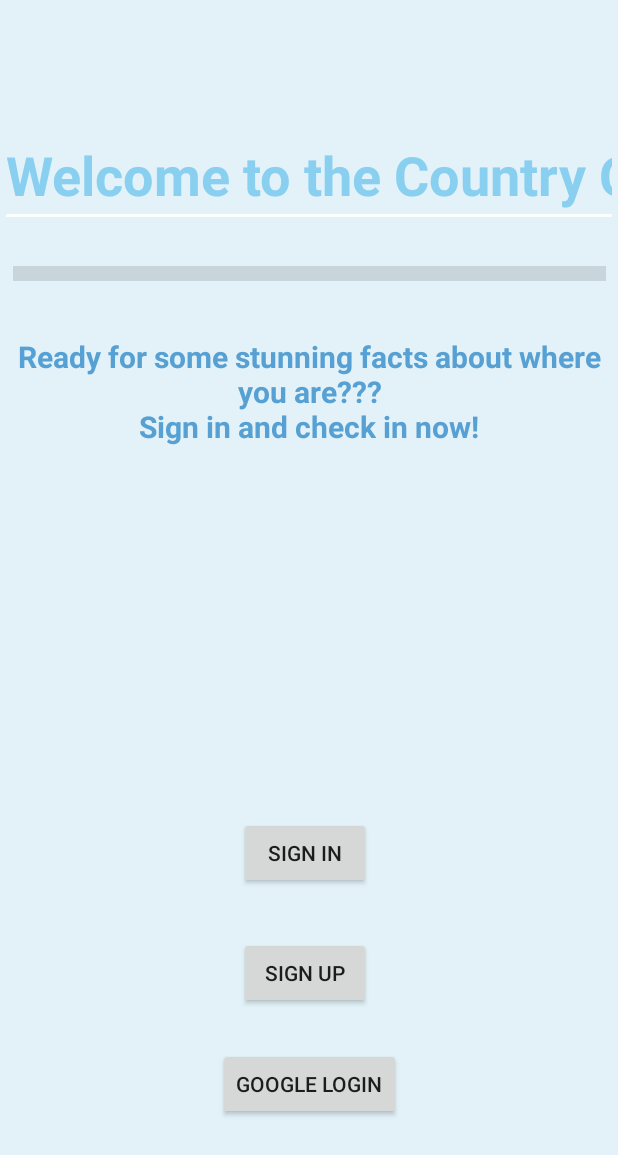
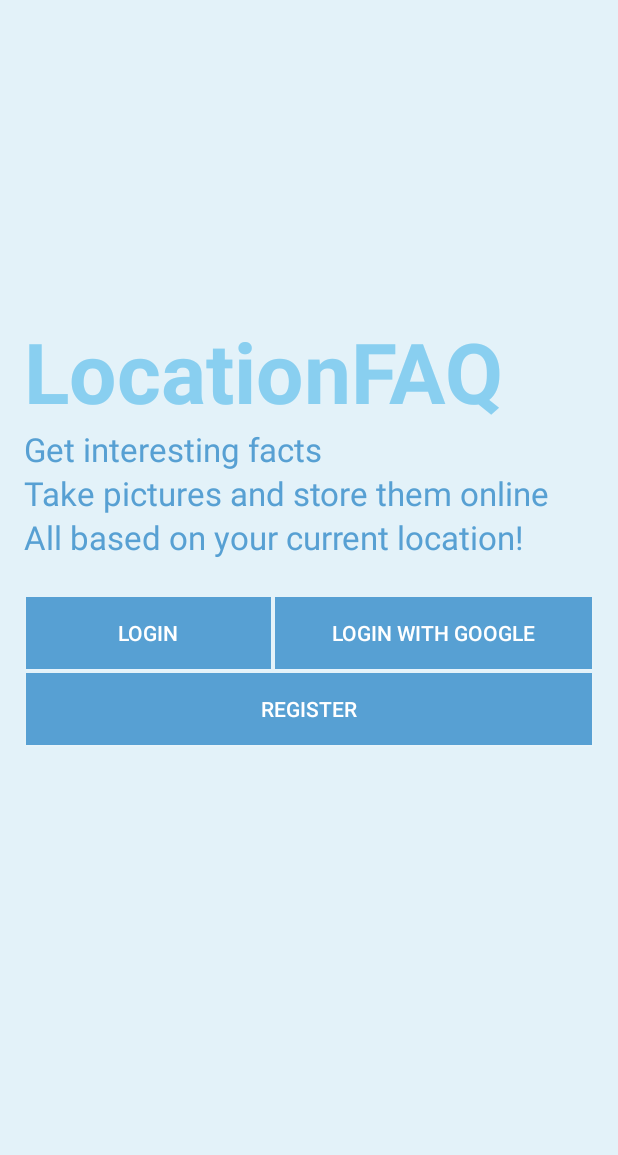
Before and after one commit to benamreview/CSEE5590-Group1-Lab, an Android app: the screen it shows after launch (WelcomeActivity), on a phone screen of 412 x 824 dp. Shown: the top 1155 px of the screen. Run offline under Robolectric (Android 15) with nearby library versions, the phone set to English and light mode, and no system bars.

Commit message:
UI Improvements
Finished welcome screen

```diff
--- a/Lab4/CountryApp/app/src/main/res/layout/activity_welcome.xml
+++ b/Lab4/CountryApp/app/src/main/res/layout/activity_welcome.xml
@@ -8,90 +8,103 @@
     tools:context=".WelcomeActivity"
     tools:layout_editor_absoluteY="25dp">
 
-    <Button
-        android:id="@+id/signup_btn"
-        android:layout_width="wrap_content"
-        android:layout_height="48dp"
-        android:text="Sign Up"
-        app:layout_constraintBottom_toBottomOf="parent"
-        app:layout_constraintEnd_toEndOf="parent"
-        app:layout_constraintHorizontal_bias="0.492"
-        app:layout_constraintStart_toStartOf="parent"
-        app:layout_constraintTop_toTopOf="parent"
-        app:layout_constraintVertical_bias="0.805" />
-
-    <Button
-        android:id="@+id/signin_btn"
-        android:layout_width="wrap_content"
-        android:layout_height="48dp"
-        android:text="Sign In"
-        app:layout_constraintBottom_toBottomOf="parent"
-        app:layout_constraintEnd_toEndOf="parent"
-        app:layout_constraintHorizontal_bias="0.492"
-        app:layout_constraintStart_toStartOf="parent"
-        app:layout_constraintTop_toTopOf="parent"
-        app:layout_constraintVertical_bias="0.702" />
-
-    <Button
-        android:id="@+id/signin_gg_btn"
-        android:layout_width="wrap_content"
-        android:layout_height="48dp"
-        android:text="Google Login"
-        app:layout_constraintBottom_toBottomOf="parent"
+    <LinearLayout
+        android:id="@+id/linearLayout2"
+        android:layout_width="match_parent"
+        android:layout_height="wrap_content"
+        android:layout_marginStart="16dp"
+        android:layout_marginLeft="16dp"
+        android:layout_marginTop="210dp"
+        android:layout_marginEnd="16dp"
+        android:layout_marginRight="16dp"
+        android:orientation="vertical"
         app:layout_constraintEnd_toEndOf="parent"
         app:layout_constraintStart_toStartOf="parent"
-        app:layout_constraintTop_toTopOf="parent"
-        app:layout_constraintVertical_bias="0.9" />
+        app:layout_constraintTop_toTopOf="parent">
 
-    <EditText
-        android:id="@+id/editText"
-        android:layout_width="wrap_content"
+        <TextView
+            android:id="@+id/textView9"
+            android:layout_width="match_parent"
+            android:layout_height="wrap_content"
+            android:text="@string/welcome_header"
+            android:textAppearance="@style/TextAppearance.AppCompat.Display3"
+            android:textColor="@color/colorPrimary"
+            android:textStyle="bold" />
+
+        <TextView
+            android:id="@+id/textView10"
+            android:layout_width="match_parent"
+            android:layout_height="wrap_content"
+            android:text="@string/welcome_details"
+            android:textAppearance="@style/TextAppearance.AppCompat.Large"
+            android:textColor="@color/colorPrimaryDark" />
+
+        <TextView
+            android:id="@+id/textView11"
+            android:layout_width="match_parent"
+            android:layout_height="wrap_content"
+            android:text="@string/welcome_details2"
+            android:textAppearance="@style/TextAppearance.AppCompat.Large"
+            android:textColor="@color/colorPrimaryDark" />
+
+        <TextView
+            android:id="@+id/textView12"
+            android:layout_width="match_parent"
+            android:layout_height="wrap_content"
+            android:text="@string/welcome_details3"
+            android:textAppearance="@style/TextAppearance.AppCompat.Large"
+            android:textColor="@color/colorPrimaryDark" />
+    </LinearLayout>
+
+    <LinearLayout
+        android:id="@+id/linearLayout"
+        android:layout_width="match_parent"
         android:layout_height="wrap_content"
-        android:layout_marginBottom="8dp"
-        android:layout_marginEnd="8dp"
-        android:layout_marginLeft="8dp"
-        android:layout_marginRight="8dp"
-        android:layout_marginStart="8dp"
-        android:layout_marginTop="8dp"
-        android:ems="10"
-        android:inputType="textPersonName"
-        android:text="Welcome to the Country Oracle!"
-        android:textColor="@color/colorPrimary"
-        android:textSize="36sp"
-        android:textStyle="bold"
-        app:layout_constraintBottom_toBottomOf="parent"
+        android:layout_marginStart="16dp"
+        android:layout_marginLeft="16dp"
+        android:layout_marginTop="24dp"
+        android:layout_marginEnd="16dp"
+        android:layout_marginRight="16dp"
+        android:orientation="vertical"
         app:layout_constraintEnd_toEndOf="parent"
+        app:layout_constraintHorizontal_bias="1.0"
         app:layout_constraintStart_toStartOf="parent"
-        app:layout_constraintTop_toTopOf="parent"
-        app:layout_constraintVertical_bias="0.100000024" />
+        app:layout_constraintTop_toBottomOf="@+id/linearLayout2">
 
-    <View
-        android:id="@+id/divider"
-        android:layout_width="395dp"
-        android:layout_height="10dp"
-        android:layout_marginEnd="8dp"
-        android:layout_marginLeft="8dp"
-        android:layout_marginRight="8dp"
-        android:layout_marginStart="8dp"
-        android:layout_marginTop="26dp"
-        android:background="?android:attr/listDivider"
-        app:layout_constraintEnd_toEndOf="parent"
-        app:layout_constraintStart_toStartOf="parent"
-        app:layout_constraintTop_toBottomOf="@+id/editText" />
+        <LinearLayout
+            android:layout_width="match_parent"
+            android:layout_height="wrap_content"
+            android:orientation="horizontal">
 
-    <TextView
-        android:id="@+id/textView6"
-        android:layout_width="wrap_content"
-        android:layout_height="wrap_content"
-        android:layout_marginBottom="3dp"
-        android:text="@string/welcome_subheader"
-        android:textAlignment="center"
-        android:textColor="@color/colorPrimaryDark"
-        android:textSize="20sp"
-        android:textStyle="bold"
-        app:layout_constraintBottom_toBottomOf="parent"
-        app:layout_constraintEnd_toEndOf="parent"
-        app:layout_constraintStart_toStartOf="parent"
-        app:layout_constraintTop_toTopOf="parent"
-        app:layout_constraintVertical_bias="0.3" />
+            <Button
+                android:id="@+id/signin_btn"
+                style="@android:style/Widget.DeviceDefault.Button.Colored"
+                android:layout_width="wrap_content"
+                android:layout_height="wrap_content"
+                android:layout_margin="1dp"
+                android:layout_weight="1"
+                android:background="@color/colorPrimaryDark"
+                android:text="@string/loginBtn" />
+
+            <Button
+                android:id="@+id/signin_gg_btn"
+                style="@android:style/Widget.DeviceDefault.Button.Colored"
+                android:layout_width="wrap_content"
+                android:layout_height="wrap_content"
+                android:layout_margin="1dp"
+                android:layout_weight="1"
+                android:background="@color/colorPrimaryDark"
+                android:text="@string/loginGoogleBtn" />
+        </LinearLayout>
+
+        <Button
+            android:id="@+id/signup_btn"
+            style="@android:style/Widget.DeviceDefault.Button.Colored"
+            android:layout_width="match_parent"
+            android:layout_height="wrap_content"
+            android:layout_margin="1dp"
+            android:background="@color/colorPrimaryDark"
+            android:text="@string/registerBtn" />
+    </LinearLayout>
+
 </android.support.constraint.ConstraintLayout>
--- a/Lab4/CountryApp/app/src/main/res/values/strings.xml
+++ b/Lab4/CountryApp/app/src/main/res/values/strings.xml
@@ -2,8 +2,16 @@
     <string name="app_name">Country Oracle</string>
     <string name="action_settings">Settings</string>
     <string name="default_web_client_id">158372154822-1oo4ifrrc0tabeegt2atqgf3hog1g8jn.apps.googleusercontent.com</string>
-    <string name="welcome_subheader">Ready for some stunning facts about where you are???\nSign in and check in now!</string>
     <string name="google_maps_key" templateMergeStrategy="preserve" translatable="false">
         AIzaSyBMaWCxLGZFR6M-kqE_6WRTLK5M3EYwgag
     </string>
+
+    <!-- Welcome Activity -->
+    <string name="welcome_header">LocationFAQ</string>
+    <string name="welcome_details">Get interesting facts</string>
+    <string name="welcome_details2">Take pictures and store them online</string>
+    <string name="welcome_details3">All based on your current location!</string>
+    <string name="loginBtn">Login</string>
+    <string name="loginGoogleBtn">Login with Google</string>
+    <string name="registerBtn">Register</string>
 </resources>
```
Also changed, not shown: 1 other file.
